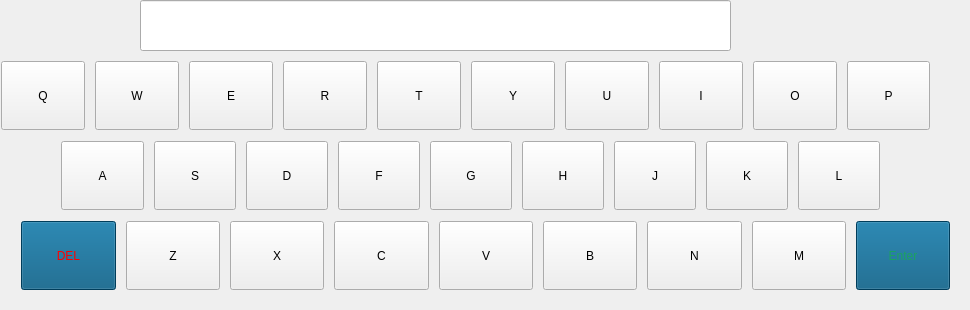
First picture: the form in keyboard.ui, repository renderedSafe/Geedunk2, before the edit.
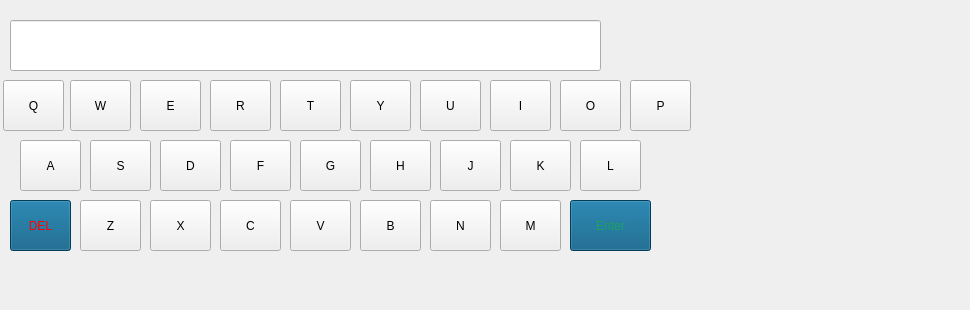
Second picture: the form after the edit.

Patch:
```diff
--- a/keyboard.ui
+++ b/keyboard.ui
@@ -16,8 +16,8 @@
   <widget class="QLineEdit" name="lineEdit">
    <property name="geometry">
     <rect>
-     <x>140</x>
-     <y>0</y>
+     <x>10</x>
+     <y>20</y>
      <width>591</width>
      <height>51</height>
     </rect>
@@ -34,10 +34,10 @@
   <widget class="QPushButton" name="pushButton_u">
    <property name="geometry">
     <rect>
-     <x>565</x>
-     <y>61</y>
-     <width>84</width>
-     <height>69</height>
+     <x>420</x>
+     <y>80</y>
+     <width>61</width>
+     <height>51</height>
     </rect>
    </property>
    <property name="sizePolicy">
@@ -53,10 +53,10 @@
   <widget class="QPushButton" name="pushButton_t">
    <property name="geometry">
     <rect>
-     <x>377</x>
-     <y>61</y>
-     <width>84</width>
-     <height>69</height>
+     <x>280</x>
+     <y>80</y>
+     <width>61</width>
+     <height>51</height>
     </rect>
    </property>
    <property name="sizePolicy">
@@ -72,10 +72,10 @@
   <widget class="QPushButton" name="pushButton_y">
    <property name="geometry">
     <rect>
-     <x>471</x>
-     <y>61</y>
-     <width>84</width>
-     <height>69</height>
+     <x>350</x>
+     <y>80</y>
+     <width>61</width>
+     <height>51</height>
     </rect>
    </property>
    <property name="sizePolicy">
@@ -91,10 +91,10 @@
   <widget class="QPushButton" name="pushButton_q">
    <property name="geometry">
     <rect>
-     <x>1</x>
-     <y>61</y>
-     <width>84</width>
-     <height>69</height>
+     <x>3</x>
+     <y>80</y>
+     <width>61</width>
+     <height>51</height>
     </rect>
    </property>
    <property name="sizePolicy">
@@ -110,10 +110,10 @@
   <widget class="QPushButton" name="pushButton_w">
    <property name="geometry">
     <rect>
-     <x>95</x>
-     <y>61</y>
-     <width>84</width>
-     <height>69</height>
+     <x>70</x>
+     <y>80</y>
+     <width>61</width>
+     <height>51</height>
     </rect>
    </property>
    <property name="sizePolicy">
@@ -129,10 +129,10 @@
   <widget class="QPushButton" name="pushButton_e">
    <property name="geometry">
     <rect>
-     <x>189</x>
-     <y>61</y>
-     <width>84</width>
-     <height>69</height>
+     <x>140</x>
+     <y>80</y>
+     <width>61</width>
+     <height>51</height>
     </rect>
    </property>
    <property name="sizePolicy">
@@ -148,10 +148,10 @@
   <widget class="QPushButton" name="pushButton_r">
    <property name="geometry">
     <rect>
-     <x>283</x>
-     <y>61</y>
-     <width>84</width>
-     <height>69</height>
+     <x>210</x>
+     <y>80</y>
+     <width>61</width>
+     <height>51</height>
     </rect>
    </property>
    <property name="sizePolicy">
@@ -167,10 +167,10 @@
   <widget class="QPushButton" name="pushButton_i">
    <property name="geometry">
     <rect>
-     <x>659</x>
-     <y>61</y>
-     <width>84</width>
-     <height>69</height>
+     <x>490</x>
+     <y>80</y>
+     <width>61</width>
+     <height>51</height>
     </rect>
    </property>
    <property name="sizePolicy">
@@ -186,10 +186,10 @@
   <widget class="QPushButton" name="pushButton_o">
    <property name="geometry">
     <rect>
-     <x>753</x>
-     <y>61</y>
-     <width>84</width>
-     <height>69</height>
+     <x>560</x>
+     <y>80</y>
+     <width>61</width>
+     <height>51</height>
     </rect>
    </property>
    <property name="sizePolicy">
@@ -205,10 +205,10 @@
   <widget class="QPushButton" name="pushButton_p">
    <property name="geometry">
     <rect>
-     <x>847</x>
-     <y>61</y>
-     <width>83</width>
-     <height>69</height>
+     <x>630</x>
+     <y>80</y>
+     <width>61</width>
+     <height>51</height>
     </rect>
    </property>
    <property name="sizePolicy">
@@ -224,10 +224,10 @@
   <widget class="QPushButton" name="pushButton_del">
    <property name="geometry">
     <rect>
-     <x>21</x>
-     <y>221</y>
-     <width>95</width>
-     <height>69</height>
+     <x>10</x>
+     <y>200</y>
+     <width>61</width>
+     <height>51</height>
     </rect>
    </property>
    <property name="sizePolicy">
@@ -446,10 +446,10 @@
   <widget class="QPushButton" name="pushButton_z">
    <property name="geometry">
     <rect>
-     <x>126</x>
-     <y>221</y>
-     <width>94</width>
-     <height>69</height>
+     <x>80</x>
+     <y>200</y>
+     <width>61</width>
+     <height>51</height>
     </rect>
    </property>
    <property name="sizePolicy">
@@ -465,10 +465,10 @@
   <widget class="QPushButton" name="pushButton_x">
    <property name="geometry">
     <rect>
-     <x>230</x>
-     <y>221</y>
-     <width>94</width>
-     <height>69</height>
+     <x>150</x>
+     <y>200</y>
+     <width>61</width>
+     <height>51</height>
     </rect>
    </property>
    <property name="sizePolicy">
@@ -484,10 +484,10 @@
   <widget class="QPushButton" name="pushButton_c">
    <property name="geometry">
     <rect>
-     <x>334</x>
-     <y>221</y>
-     <width>95</width>
-     <height>69</height>
+     <x>220</x>
+     <y>200</y>
+     <width>61</width>
+     <height>51</height>
     </rect>
    </property>
    <property name="sizePolicy">
@@ -503,10 +503,10 @@
   <widget class="QPushButton" name="pushButton_v">
    <property name="geometry">
     <rect>
-     <x>439</x>
-     <y>221</y>
-     <width>94</width>
-     <height>69</height>
+     <x>290</x>
+     <y>200</y>
+     <width>61</width>
+     <height>51</height>
     </rect>
    </property>
    <property name="sizePolicy">
@@ -522,10 +522,10 @@
   <widget class="QPushButton" name="pushButton_b">
    <property name="geometry">
     <rect>
-     <x>543</x>
-     <y>221</y>
-     <width>94</width>
-     <height>69</height>
+     <x>360</x>
+     <y>200</y>
+     <width>61</width>
+     <height>51</height>
     </rect>
    </property>
    <property name="sizePolicy">
@@ -541,10 +541,10 @@
   <widget class="QPushButton" name="pushButton_n">
    <property name="geometry">
     <rect>
-     <x>647</x>
-     <y>221</y>
-     <width>95</width>
-     <height>69</height>
+     <x>430</x>
+     <y>200</y>
+     <width>61</width>
+     <height>51</height>
     </rect>
    </property>
    <property name="sizePolicy">
@@ -560,10 +560,10 @@
   <widget class="QPushButton" name="pushButton_m">
    <property name="geometry">
     <rect>
-     <x>752</x>
-     <y>221</y>
-     <width>94</width>
-     <height>69</height>
+     <x>500</x>
+     <y>200</y>
+     <width>61</width>
+     <height>51</height>
     </rect>
    </property>
    <property name="sizePolicy">
@@ -579,10 +579,10 @@
   <widget class="QPushButton" name="pushButton_enter">
    <property name="geometry">
     <rect>
-     <x>856</x>
-     <y>221</y>
-     <width>94</width>
-     <height>69</height>
+     <x>570</x>
+     <y>200</y>
+     <width>81</width>
+     <height>51</height>
     </rect>
    </property>
    <property name="sizePolicy">
@@ -773,10 +773,10 @@
   <widget class="QPushButton" name="pushButton_a">
    <property name="geometry">
     <rect>
-     <x>61</x>
-     <y>141</y>
-     <width>83</width>
-     <height>69</height>
+     <x>20</x>
+     <y>140</y>
+     <width>61</width>
+     <height>51</height>
     </rect>
    </property>
    <property name="sizePolicy">
@@ -792,10 +792,10 @@
   <widget class="QPushButton" name="pushButton_s">
    <property name="geometry">
     <rect>
-     <x>154</x>
-     <y>141</y>
-     <width>82</width>
-     <height>69</height>
+     <x>90</x>
+     <y>140</y>
+     <width>61</width>
+     <height>51</height>
     </rect>
    </property>
    <property name="sizePolicy">
@@ -811,10 +811,10 @@
   <widget class="QPushButton" name="pushButton_d">
    <property name="geometry">
     <rect>
-     <x>246</x>
-     <y>141</y>
-     <width>82</width>
-     <height>69</height>
+     <x>160</x>
+     <y>140</y>
+     <width>61</width>
+     <height>51</height>
     </rect>
    </property>
    <property name="sizePolicy">
@@ -830,10 +830,10 @@
   <widget class="QPushButton" name="pushButton_f">
    <property name="geometry">
     <rect>
-     <x>338</x>
-     <y>141</y>
-     <width>82</width>
-     <height>69</height>
+     <x>230</x>
+     <y>140</y>
+     <width>61</width>
+     <height>51</height>
     </rect>
    </property>
    <property name="sizePolicy">
@@ -849,10 +849,10 @@
   <widget class="QPushButton" name="pushButton_g">
    <property name="geometry">
     <rect>
-     <x>430</x>
-     <y>141</y>
-     <width>82</width>
-     <height>69</height>
+     <x>300</x>
+     <y>140</y>
+     <width>61</width>
+     <height>51</height>
     </rect>
    </property>
    <property name="sizePolicy">
@@ -868,10 +868,10 @@
   <widget class="QPushButton" name="pushButton_h">
    <property name="geometry">
     <rect>
-     <x>522</x>
-     <y>141</y>
-     <width>82</width>
-     <height>69</height>
+     <x>370</x>
+     <y>140</y>
+     <width>61</width>
+     <height>51</height>
     </rect>
    </property>
    <property name="sizePolicy">
@@ -887,10 +887,10 @@
   <widget class="QPushButton" name="pushButton_j">
    <property name="geometry">
     <rect>
-     <x>614</x>
-     <y>141</y>
-     <width>82</width>
-     <height>69</height>
+     <x>440</x>
+     <y>140</y>
+     <width>61</width>
+     <height>51</height>
     </rect>
    </property>
    <property name="sizePolicy">
@@ -906,10 +906,10 @@
   <widget class="QPushButton" name="pushButton_k">
    <property name="geometry">
     <rect>
-     <x>706</x>
-     <y>141</y>
-     <width>82</width>
-     <height>69</height>
+     <x>510</x>
+     <y>140</y>
+     <width>61</width>
+     <height>51</height>
     </rect>
    </property>
    <property name="sizePolicy">
@@ -925,10 +925,10 @@
   <widget class="QPushButton" name="pushButton_l">
    <property name="geometry">
     <rect>
-     <x>798</x>
-     <y>141</y>
-     <width>82</width>
-     <height>69</height>
+     <x>580</x>
+     <y>140</y>
+     <width>61</width>
+     <height>51</height>
     </rect>
    </property>
    <property name="sizePolicy">
```
